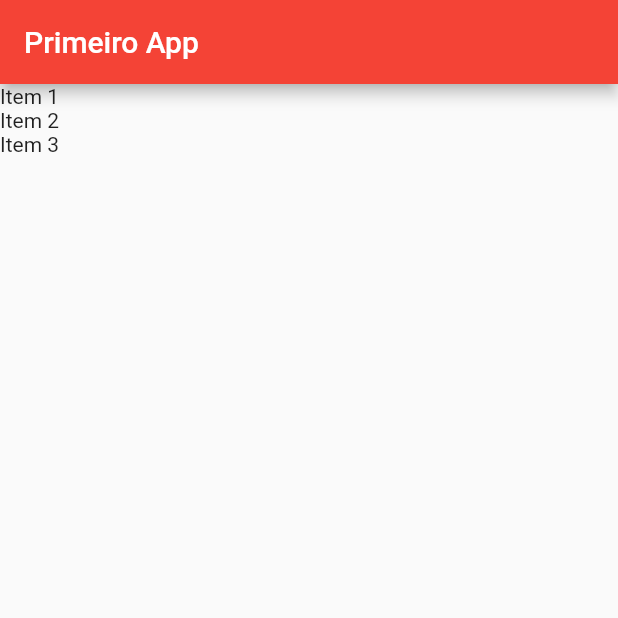
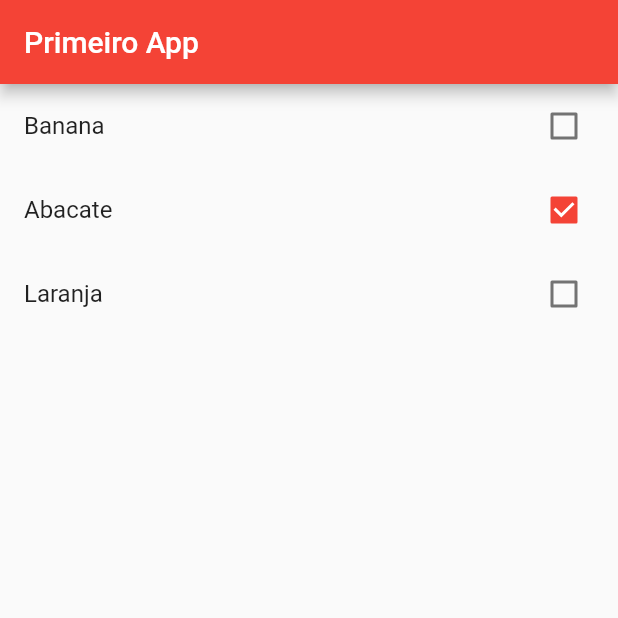
Before and after one commit to YtalloLima/flutter_primeiroApp, a Flutter app: the screen it shows after launch, on a phone screen of 412 x 824 dp, the top half of it. Run offline on Flutter 3.47's test engine with Material 2 defaults, Android fonts, the phone set to English and light mode, and no system bars.

```diff
--- a/testando/lib/main.dart
+++ b/testando/lib/main.dart
@@ -22,9 +22,9 @@ class HomePage extends StatefulWidget {
   var items = new List<Item>();
   HomePage() {
     items = [];
-    items.add(Item(title: "Item 1", done: false));
-    items.add(Item(title: "Item 2", done: true));
-    items.add(Item(title: "Item 3", done: false));
+    items.add(Item(title: "Banana", done: false));
+    items.add(Item(title: "Abacate", done: true));
+    items.add(Item(title: "Laranja", done: false));
   }
 
   @override
@@ -42,7 +42,19 @@ class _HomePageState extends State<HomePage> {
           itemCount: widget.items.length, //pega a lista de items criados acima
           itemBuilder: (BuildContext context, int index) {
             final item = widget.items[index];
-            return Text(item.title);
+            return CheckboxListTile(
+              title: Text(item.title),
+              key: Key(item.title),
+              value: item.done,
+              onChanged: (value) {
+                setState(() {
+                  //faz com que a tela renderize
+                  item.done = value;
+                });
+
+                print(value);
+              },
+            );
           },
         ));
   }
```
